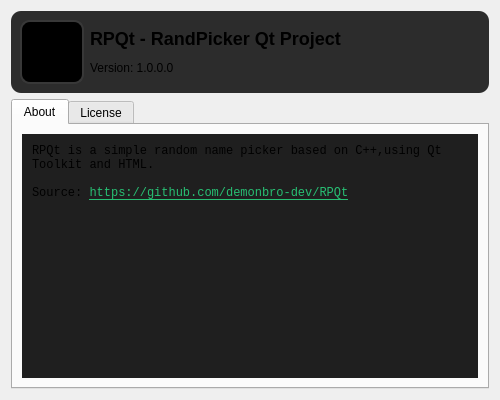
demonbro-dev/RPQt, file ui/aboutdialog.ui: the form before one commit.
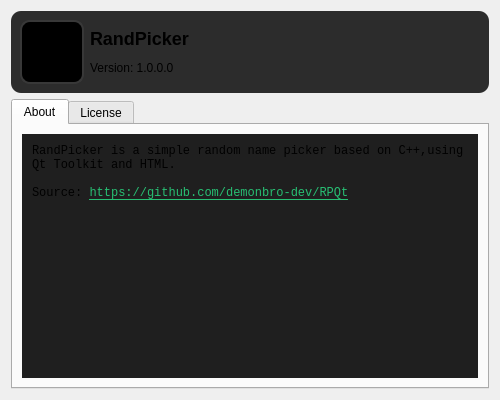
The form after the commit. Icons and pictures are not drawn.

Commit message: Rename RandPicker

What changed in the file:
```diff
--- a/ui/aboutdialog.ui
+++ b/ui/aboutdialog.ui
@@ -74,7 +74,10 @@
       <item>
        <widget class="QLabel" name="titleLabel">
         <property name="text">
-         <string notr="true">&lt;html&gt;&lt;head/&gt;&lt;body&gt;&lt;h2 style=&quot; margin-top:16px; margin-bottom:12px; margin-left:0px; margin-right:0px; -qt-block-indent:0; text-indent:0px;&quot;&gt;&lt;span style=&quot; font-size:x-large; font-weight:700;&quot;&gt;RPQt - RandPicker Qt Project&lt;/span&gt;&lt;/h2&gt;&lt;p&gt;Version: 1.0.0.0&lt;/p&gt;&lt;/body&gt;&lt;/html&gt;</string>
+         <string notr="true">&lt;html&gt;&lt;head/&gt;&lt;body&gt;&lt;h2 style=&quot; margin-top:16px; margin-bottom:12px; margin-left:0px; margin-right:0px; -qt-block-indent:0; text-indent:0px;&quot;&gt;&lt;span style=&quot; font-size:x-large; font-weight:700;&quot;&gt;RandPicker&lt;/span&gt;&lt;/h2&gt;&lt;p&gt;Version: 1.0.0.0&lt;/p&gt;&lt;/body&gt;&lt;/html&gt;</string>
+        </property>
+        <property name="scaledContents">
+         <bool>false</bool>
         </property>
         <property name="alignment">
          <set>Qt::AlignmentFlag::AlignLeading|Qt::AlignmentFlag::AlignLeft|Qt::AlignmentFlag::AlignVCenter</set>
@@ -115,7 +118,7 @@
 li.unchecked::marker { content: &quot;\2610&quot;; }
 li.checked::marker { content: &quot;\2612&quot;; }
 &lt;/style&gt;&lt;/head&gt;&lt;body style=&quot; font-family:'Consolas','monospace'; font-size:10pt; font-weight:400; font-style:normal;&quot;&gt;
-&lt;p style=&quot; margin-top:0px; margin-bottom:0px; margin-left:0px; margin-right:0px; -qt-block-indent:0; text-indent:0px;&quot;&gt;&lt;span style=&quot; font-family:'Microsoft YaHei UI'; font-size:9pt;&quot;&gt;RPQt is a simple random name picker based on C++,using Qt Toolkit and HTML.&lt;/span&gt;&lt;/p&gt;
+&lt;p style=&quot; margin-top:0px; margin-bottom:0px; margin-left:0px; margin-right:0px; -qt-block-indent:0; text-indent:0px;&quot;&gt;&lt;span style=&quot; font-family:'Microsoft YaHei UI'; font-size:9pt;&quot;&gt;RandPicker is a simple random name picker based on C++,using Qt Toolkit and HTML.&lt;/span&gt;&lt;/p&gt;
 &lt;p style=&quot;-qt-paragraph-type:empty; margin-top:0px; margin-bottom:0px; margin-left:0px; margin-right:0px; -qt-block-indent:0; text-indent:0px; font-family:'Microsoft YaHei UI'; font-size:9pt;&quot;&gt;&lt;br /&gt;&lt;/p&gt;
 &lt;p style=&quot; margin-top:0px; margin-bottom:0px; margin-left:0px; margin-right:0px; -qt-block-indent:0; text-indent:0px;&quot;&gt;&lt;span style=&quot; font-family:'Microsoft YaHei UI'; font-size:9pt;&quot;&gt;Source: &lt;/span&gt;&lt;a href=&quot;https://github.com/demonbro-dev/RPQt&quot;&gt;&lt;span style=&quot; font-family:'Microsoft YaHei UI'; font-size:9pt; text-decoration: underline; color:#27bf73;&quot;&gt;https://github.com/demonbro-dev/RPQt&lt;/span&gt;&lt;/a&gt;&lt;/p&gt;&lt;/body&gt;&lt;/html&gt;</string>
          </property>
```
Left out of the diff: 2 changed lines with no effect on the pictures. The commit also changes 10 other files.
